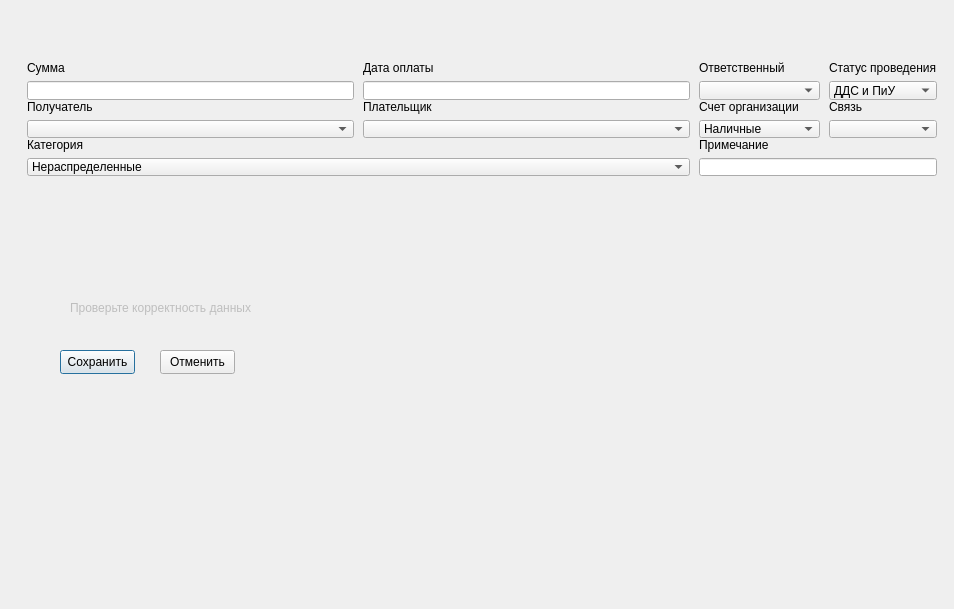
Above: FinanceForm.ui from Barnaga/TerraCRM before the change. Below: the same form after it.
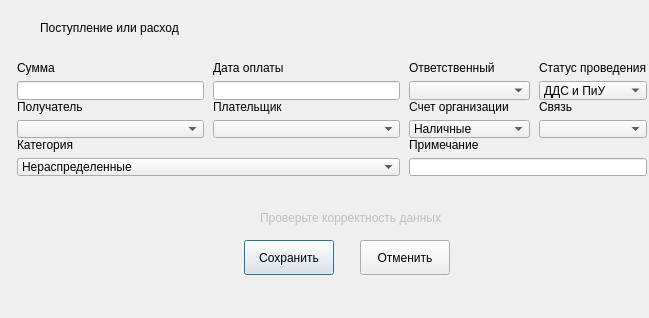
That is the form after the change.

The edit to the form file:
```diff
--- a/FinanceForm.ui
+++ b/FinanceForm.ui
@@ -6,8 +6,8 @@
    <rect>
     <x>0</x>
     <y>0</y>
-    <width>954</width>
-    <height>609</height>
+    <width>649</width>
+    <height>318</height>
    </rect>
   </property>
   <property name="windowTitle">
@@ -23,16 +23,16 @@
     </rect>
    </property>
    <property name="text">
-    <string/>
+    <string>Поступление или расход</string>
    </property>
   </widget>
   <widget class="QPushButton" name="saveBtn">
    <property name="geometry">
     <rect>
-     <x>60</x>
-     <y>350</y>
-     <width>75</width>
-     <height>24</height>
+     <x>244</x>
+     <y>240</y>
+     <width>90</width>
+     <height>35</height>
     </rect>
    </property>
    <property name="text">
@@ -42,10 +42,10 @@
   <widget class="QPushButton" name="cancelBtn">
    <property name="geometry">
     <rect>
-     <x>160</x>
-     <y>350</y>
-     <width>75</width>
-     <height>24</height>
+     <x>360</x>
+     <y>240</y>
+     <width>90</width>
+     <height>35</height>
     </rect>
    </property>
    <property name="text">
@@ -55,9 +55,9 @@
   <widget class="QWidget" name="layoutWidget">
    <property name="geometry">
     <rect>
-     <x>16</x>
+     <x>6</x>
      <y>50</y>
-     <width>921</width>
+     <width>641</width>
      <height>137</height>
     </rect>
    </property>
@@ -298,8 +298,8 @@
    </property>
    <property name="geometry">
     <rect>
-     <x>70</x>
-     <y>300</y>
+     <x>260</x>
+     <y>210</y>
      <width>181</width>
      <height>16</height>
     </rect>
```
